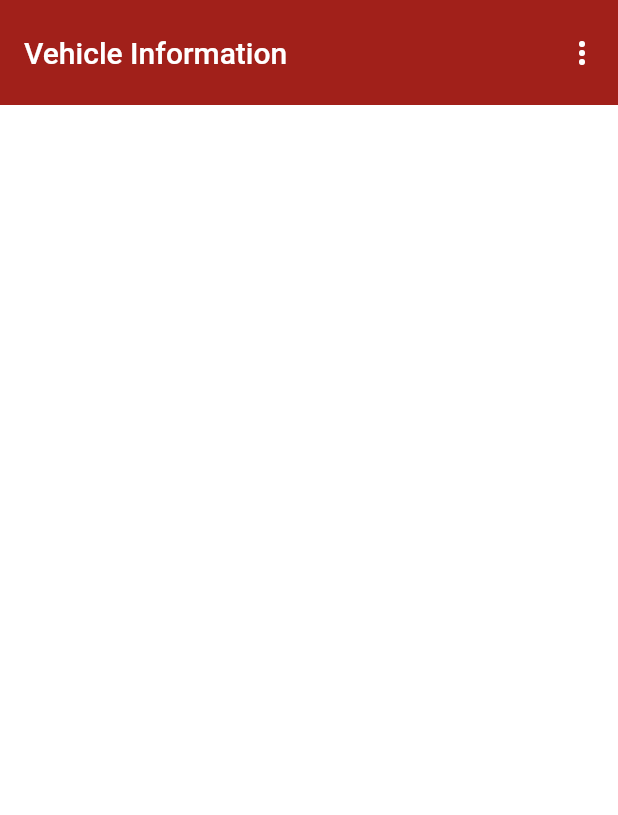
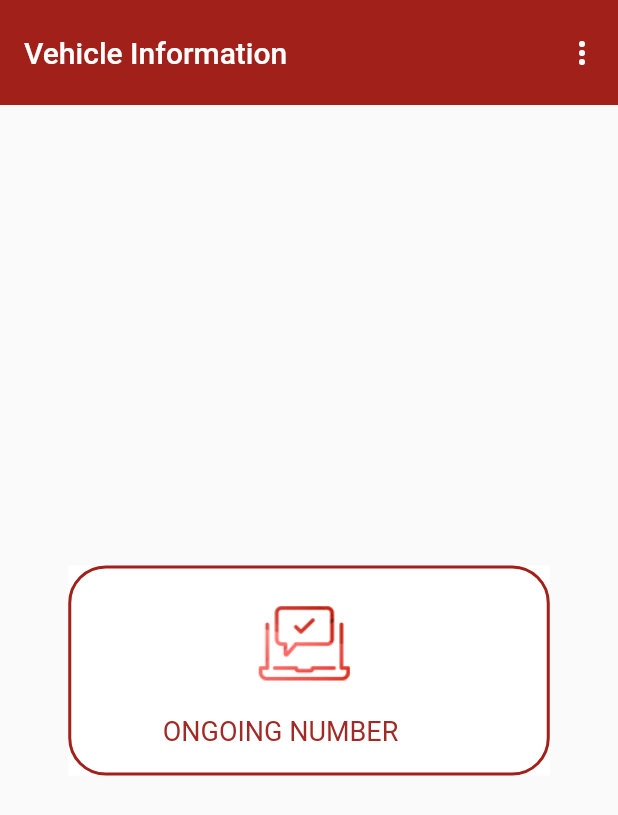
Before and after one commit to polroti/dmt_redesign, a Flutter app: the screen it shows after launch, on a phone screen of 412 x 824 dp. Shown: the top 815 px of the screen. Run offline on Flutter 3.47's test engine with Material 2 defaults, Android fonts, the phone set to English and light mode, and no system bars; our stand-ins replace flutter_svg.

Commit message:
code from linux

```diff
--- a/lib/screens/home.dart
+++ b/lib/screens/home.dart
@@ -13,13 +13,70 @@ class _HomeWidgetState extends State<HomePage> {
   @override
   Widget build(BuildContext context) {
     return Scaffold(
-      appBar: appBarLight(context),
-      body: Center(
-        child: Container(
+        appBar: appBarLight(context),
+        body: Center(
+          child: Container(
             color: Theme.of(context).brightness == Brightness.dark
                 ? Colors.black
-                : Colors.white),
-      ),
-    );
+                : Colors.white,
+            child: Stack(
+              children: [onGoingNumber()],
+            ),
+          ),
+        ));
   }
 }
+
+Widget onGoingNumber() {
+  // Figma Flutter Generator Group28Widget - GROUP
+  return Container(
+      width: 321,
+      height: 140,
+      child: Stack(children: <Widget>[
+        Positioned(
+            top: 0,
+            left: 0,
+            child: Container(
+                width: 321,
+                height: 140,
+                decoration: BoxDecoration(
+                  borderRadius: BorderRadius.only(
+                    topLeft: Radius.circular(25),
+                    topRight: Radius.circular(25),
+                    bottomLeft: Radius.circular(25),
+                    bottomRight: Radius.circular(25),
+                  ),
+                  color: Color.fromRGBO(255, 255, 255, 1),
+                  border: Border.all(
+                    color: Color.fromRGBO(161, 32, 26, 1),
+                    width: 2,
+                  ),
+                ))),
+        Positioned(
+            top: 23,
+            left: 123,
+            child: Container(
+                width: 68,
+                height: 57,
+                decoration: BoxDecoration(
+                  image: DecorationImage(
+                      image: AssetImage('assets/images/Image5.png'),
+                      fit: BoxFit.fitWidth),
+                ))),
+        Positioned(
+            top: 103,
+            left: 63,
+            child: Text(
+              'ONGOING NUMBER',
+              textAlign: TextAlign.center,
+              style: TextStyle(
+                  color: Color.fromRGBO(160, 42, 37, 1),
+                  fontFamily: 'Roboto',
+                  fontSize: 18,
+                  letterSpacing:
+                      0 /*percentages not used in flutter. defaulting to zero*/,
+                  fontWeight: FontWeight.normal,
+                  height: 1),
+            )),
+      ]));
+}
```
